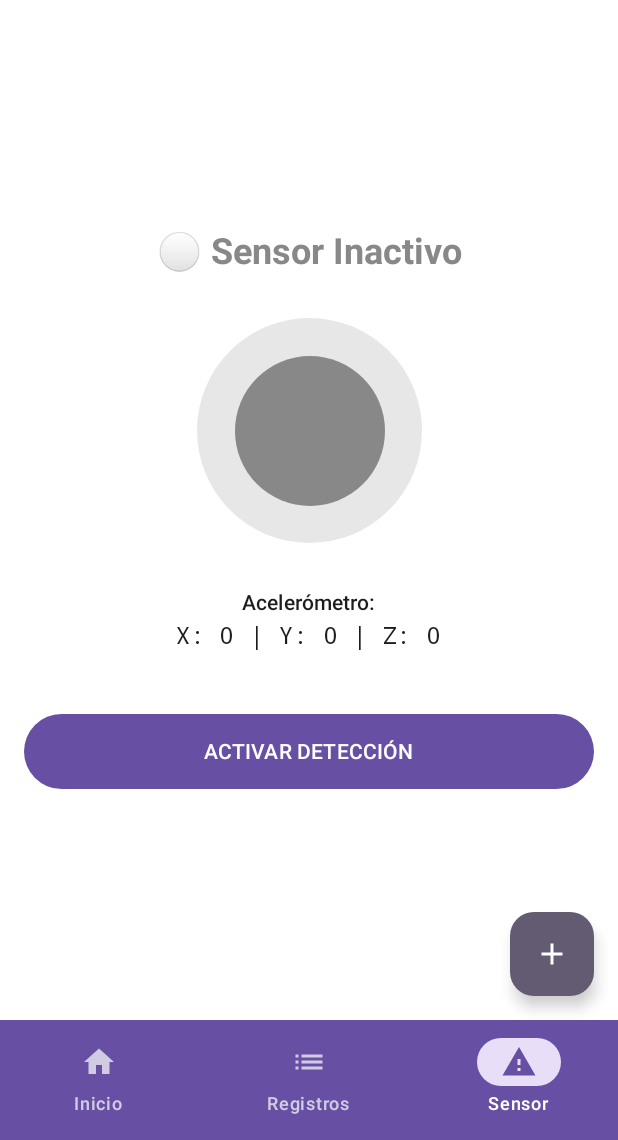
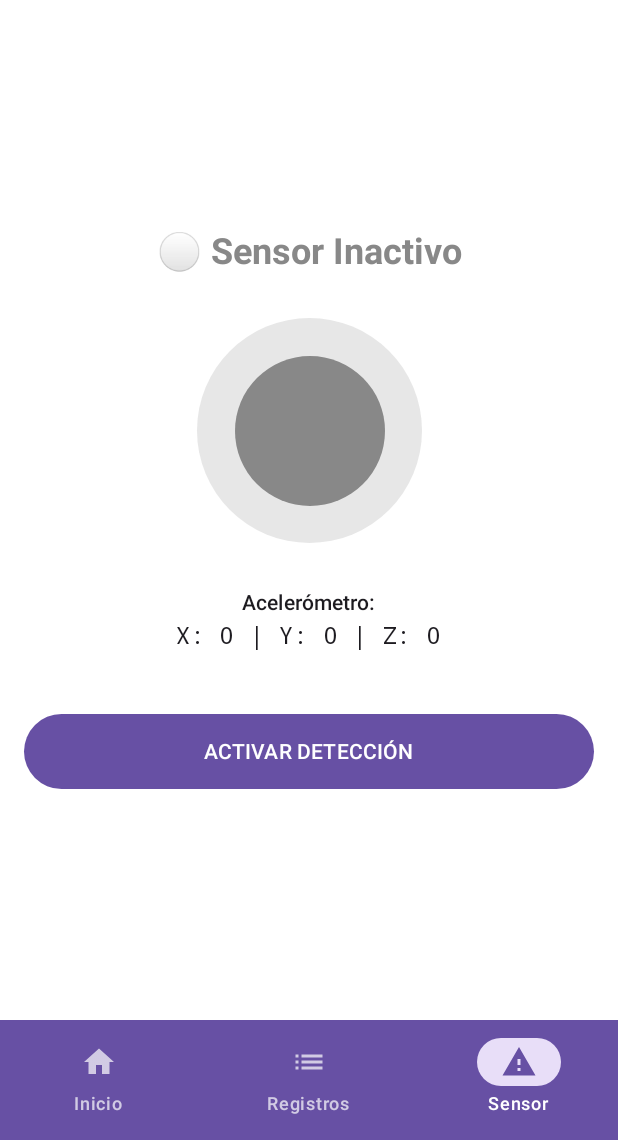
Before and after one commit to KASHlMA/FallSync, an Android app built with Jetpack Compose: the screen it shows after launch (MainActivity), item 3 of the bottom bar chosen, on a phone screen of 412 x 824 dp, the part 96-1236 px from its top. Run offline under Robolectric (Android 15) with nearby library versions, the phone set to English and light mode, and no system bars.

Commit message:
Se removio el el boton de + por la automatizacion de los registros de caidas

```diff
--- a/app/src/main/java/com/example/fallsync/ui/Navigation.kt
+++ b/app/src/main/java/com/example/fallsync/ui/Navigation.kt
@@ -1,10 +1,7 @@
 package com.example.fallsync.ui
 
-import androidx.navigation.NavType
-import androidx.navigation.navArgument
 import androidx.compose.foundation.layout.padding
 import androidx.compose.material.icons.Icons
-import androidx.compose.material.icons.filled.Add
 import androidx.compose.material.icons.filled.Home
 import androidx.compose.material.icons.filled.List
 import androidx.compose.material.icons.filled.Warning
@@ -14,10 +11,12 @@ import androidx.compose.runtime.getValue
 import androidx.compose.ui.Modifier
 import androidx.compose.ui.text.font.FontWeight
 import androidx.navigation.NavGraph.Companion.findStartDestination
+import androidx.navigation.NavType
 import androidx.navigation.compose.NavHost
 import androidx.navigation.compose.composable
 import androidx.navigation.compose.currentBackStackEntryAsState
 import androidx.navigation.compose.rememberNavController
+import androidx.navigation.navArgument
 import com.example.fallsync.ui.screens.*
 
 @OptIn(ExperimentalMaterial3Api::class)
@@ -25,12 +24,12 @@ import com.example.fallsync.ui.screens.*
 fun Navigation() {
     val navController = rememberNavController()
 
-    // Detectamos en qué pantalla estamos para iluminar el icono correcto
+    // Detectamos la ruta actual para iluminar el ícono de abajo
     val navBackStackEntry by navController.currentBackStackEntryAsState()
     val currentRoute = navBackStackEntry?.destination?.route
 
     Scaffold(
-        // 1. BARRA SUPERIOR FIJA
+        // 1. BARRA SUPERIOR
         topBar = {
             CenterAlignedTopAppBar(
                 title = { Text("FallSync", fontWeight = FontWeight.Bold) },
@@ -40,19 +39,11 @@ fun Navigation() {
                 )
             )
         },
-        // 2. BOTÓN FLOTANTE FIJO (Opcional: puedes ocultarlo en ciertas pantallas si quieres)
-        floatingActionButton = {
-            FloatingActionButton(
-                onClick = { navController.navigate("create") },
-                containerColor = MaterialTheme.colorScheme.secondary
-            ) {
-                Icon(Icons.Default.Add, contentDescription = "Crear")
-            }
-        },
-        // 3. BARRA INFERIOR FIJA
+        // 2. HEMOS QUITADO EL BOTÓN FLOTANTE (+) AQUÍ
+
+        // 3. BARRA INFERIOR
         bottomBar = {
             NavigationBar(containerColor = MaterialTheme.colorScheme.primary) {
-                // Definimos los items del menú
                 val items = listOf(
                     Triple("home", "Inicio", Icons.Default.Home),
                     Triple("registros", "Registros", Icons.Default.List),
@@ -65,13 +56,18 @@ fun Navigation() {
                         label = { Text(label) },
                         selected = currentRoute == route,
                         onClick = {
+                            // LÓGICA CORREGIDA PARA QUE NO SE TRABE
+                            if (currentRoute != route) {
                                 navController.navigate(route) {
-                                // Esto evita que se amontonen pantallas al navegar
-                                popUpTo(navController.graph.findStartDestination().id) {
-                                    saveState = true
+                                    // 1. Limpia todo hasta llegar a Home para no acumular pantallas
+                                    popUpTo("home") {
+                                        // Si vas a Home, no guardes estado, reinicia limpio
+                                        saveState = false
                                     }
+                                    // 2. Evita abrir la misma pantalla dos veces
                                     launchSingleTop = true
-                                restoreState = true
+                                    // 3. Quitamos restoreState para evitar que cargue una pantalla "congelada"
+                                }
                             }
                         },
                         colors = NavigationBarItemDefaults.colors(
@@ -84,46 +80,41 @@ fun Navigation() {
                 }
             }
         }
-    ) { paddingValues ->NavHost(
+    ) { paddingValues ->
+        // 4. NAVHOST
+        NavHost(
             navController = navController,
             startDestination = "home",
-        modifier = Modifier.padding(paddingValues) // Importante para respetar las barras
+            modifier = Modifier.padding(paddingValues)
         ) {
-
-        // 1. HOME
-        // Le pasamos la acción para navegar al sensor
+            // HOME
             composable("home") {
                 HomeScreen(onStartDetectionClick = { navController.navigate("fallDetection") })
             }
 
-        // 2. REGISTROS (Lista)
+            // REGISTROS
             composable("registros") {
                 RegistrosScreen(navController = navController)
             }
 
-        // 3. CREATE (Guardar nuevo)
+            // CREATE
             composable("create") {
                 CreateScreen(navController = navController)
             }
 
-        // 4. SENSOR (Acelerómetro)
+            // SENSOR
             composable("fallDetection") {
                 FallDetectionScreen(navController = navController)
             }
 
-        // 5. UPDATE (Editar registro existente)
+            // UPDATE
             composable(
                 route = "update/{registroId}",
                 arguments = listOf(navArgument("registroId") { type = NavType.IntType })
             ) { backStackEntry ->
-            // Recuperamos el ID que viene en la URL interna
                 val id = backStackEntry.arguments?.getInt("registroId") ?: 0
-
-            // Llamamos a la pantalla pasando el ID
                 UpdateScreen(navController = navController, registroId = id)
             }
         }
-
     }
-
 }
```
Lines whose indentation alone changed are shown as unchanged.
